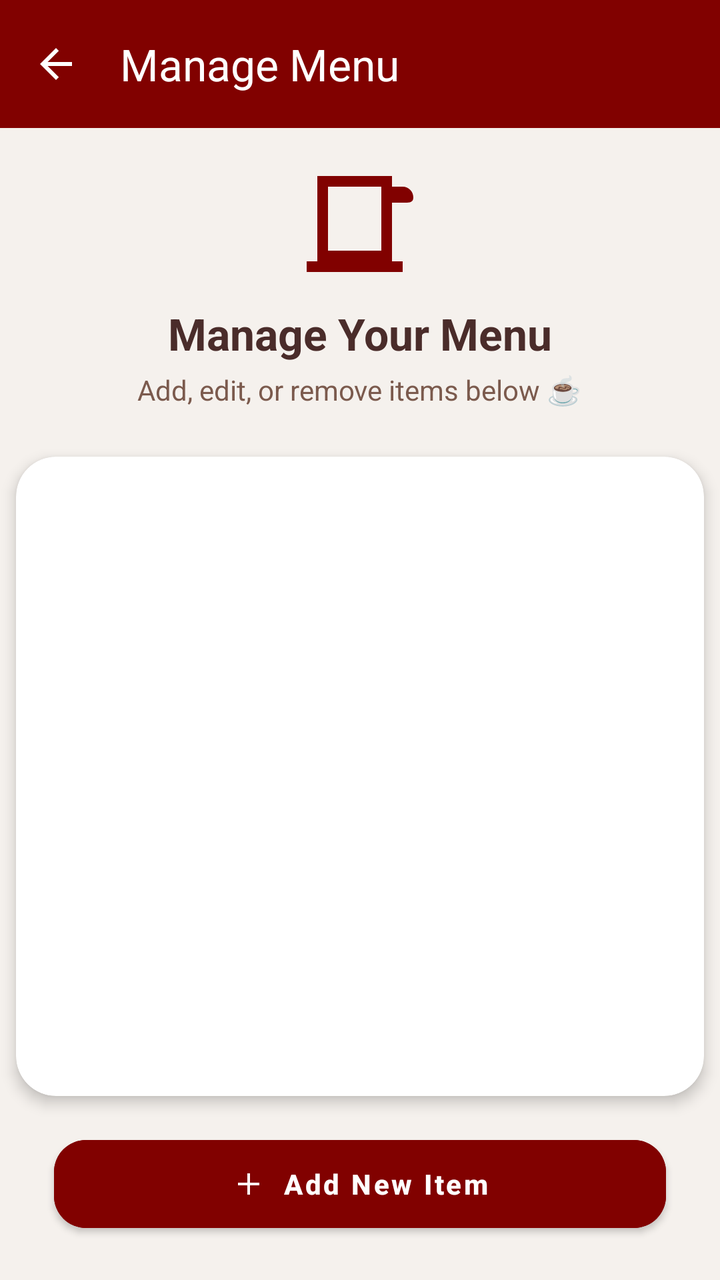
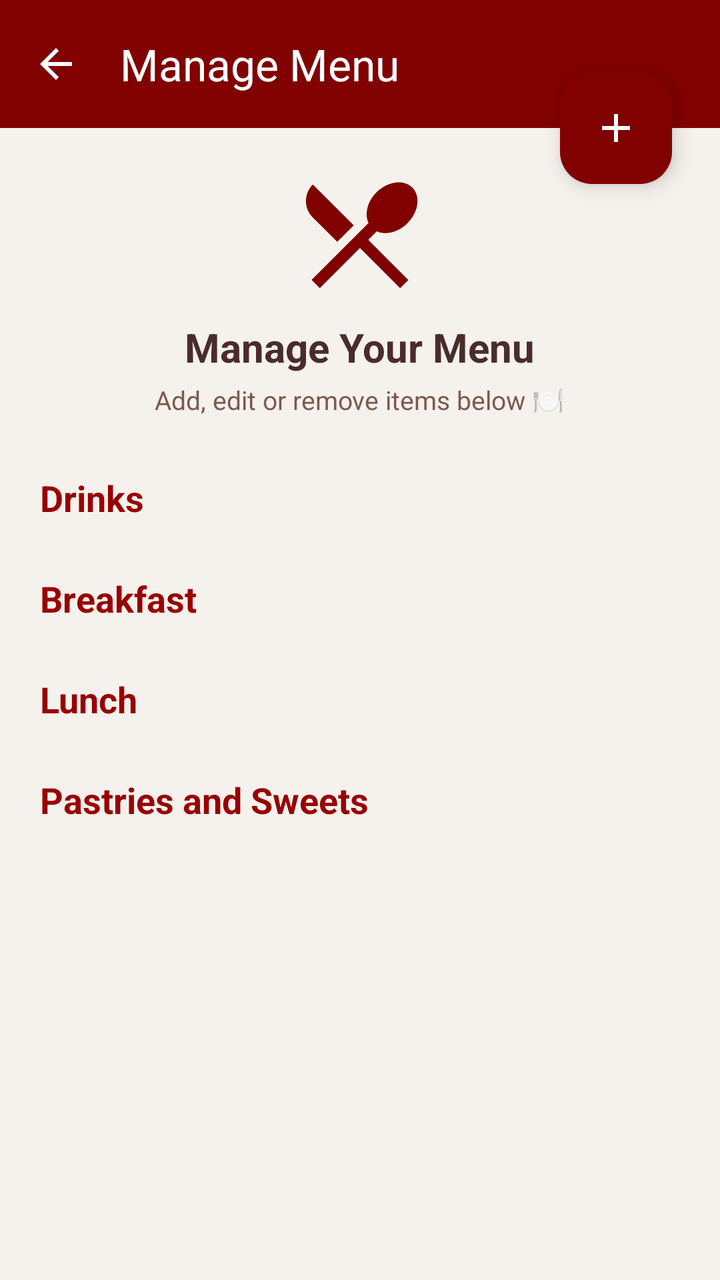

Compare the two renders of this Android layout. The source of the first and the diff that turns it into the second are given below.
<!-- AndroidManifest.xml: application theme Theme.CafeShopAssignment -->
<!-- res/layout/activity_manage_menu.xml -->
<?xml version="1.0" encoding="utf-8"?>
<androidx.constraintlayout.widget.ConstraintLayout
    xmlns:android="http://schemas.android.com/apk/res/android"
    xmlns:app="http://schemas.android.com/apk/res-auto"
    xmlns:tools="http://schemas.android.com/tools"
    android:layout_width="match_parent"
    android:layout_height="match_parent"
    android:background="#F5F1ED"
    android:padding="0dp"
    tools:context=".ManageMenuActivity">


    <androidx.appcompat.widget.Toolbar
        android:id="@+id/adminToolbar"
        android:layout_width="0dp"
        android:layout_height="?attr/actionBarSize"
        android:background="#810100"
        app:title="Manage Menu"
        app:titleTextColor="@android:color/white"
        app:navigationIcon="@drawable/ic_arrow_back_white"
        app:layout_constraintTop_toTopOf="parent"
        app:layout_constraintStart_toStartOf="parent"
        app:layout_constraintEnd_toEndOf="parent" />


    <LinearLayout
        android:id="@+id/headerSection"
        android:layout_width="0dp"
        android:layout_height="wrap_content"
        android:orientation="vertical"
        android:gravity="center_horizontal"
        android:padding="16dp"
        app:layout_constraintTop_toBottomOf="@id/adminToolbar"
        app:layout_constraintStart_toStartOf="parent"
        app:layout_constraintEnd_toEndOf="parent">

        <ImageView
            android:layout_width="64dp"
            android:layout_height="64dp"
            android:src="@drawable/ic_coffee_cup"
            app:tint="#810100"
            android:layout_marginBottom="8dp"
            android:contentDescription="Coffee Cup" />

        <TextView
            android:id="@+id/manageMenuTitle"
            android:layout_width="wrap_content"
            android:layout_height="wrap_content"
            android:text="Manage Your Menu"
            android:textSize="22sp"
            android:textStyle="bold"
            android:textColor="#4A2C2A"
            android:layout_marginBottom="4dp" />

        <TextView
            android:layout_width="wrap_content"
            android:layout_height="wrap_content"
            android:text="Add, edit, or remove items below ☕"
            android:textColor="#7B5A4D"
            android:textSize="14sp" />
    </LinearLayout>


    <androidx.cardview.widget.CardView
        android:id="@+id/menuListContainer"
        android:layout_width="0dp"
        android:layout_height="0dp"
        app:cardCornerRadius="20dp"
        app:cardElevation="4dp"
        android:backgroundTint="#FFFFFF"
        app:layout_constraintTop_toBottomOf="@id/headerSection"
        app:layout_constraintBottom_toTopOf="@id/addItemButton"
        app:layout_constraintStart_toStartOf="parent"
        app:layout_constraintEnd_toEndOf="parent"
        android:layout_marginHorizontal="8dp"
        android:layout_marginTop="8dp"
        android:layout_marginBottom="16dp">

        <androidx.recyclerview.widget.RecyclerView
            android:id="@+id/menuRecyclerView"
            android:layout_width="match_parent"
            android:layout_height="match_parent"
            android:padding="12dp"
            android:clipToPadding="false" />
    </androidx.cardview.widget.CardView>


    <com.google.android.material.button.MaterialButton
        android:id="@+id/addItemButton"
        style="@style/Widget.MaterialComponents.Button"
        android:layout_width="0dp"
        android:layout_height="56dp"
        android:text="Add New Item"
        android:textAllCaps="false"
        android:textStyle="bold"
        android:textColor="@android:color/white"
        android:backgroundTint="#810100"
        app:cornerRadius="16dp"
        app:icon="@drawable/ic_add"
        app:iconGravity="textStart"
        app:iconPadding="8dp"
        app:layout_constraintBottom_toBottomOf="parent"
        app:layout_constraintStart_toStartOf="parent"
        app:layout_constraintEnd_toEndOf="parent"
        app:layout_constraintWidth_percent="0.85"
        android:layout_marginBottom="20dp" />

</androidx.constraintlayout.widget.ConstraintLayout>
<!-- resources referenced by this layout -->
<resources>
  <!-- drawable ic_add (drawable) -->
  <vector xmlns:android="http://schemas.android.com/apk/res/android"
      android:width="24dp"
      android:height="24dp"
      android:viewportWidth="24"
      android:viewportHeight="24">
      <path
          android:fillColor="#FFFFFF"
          android:pathData="M19,13h-6v6h-2v-6H5v-2h6V5h2v6h6v2z"/>
  </vector>
  <!-- drawable ic_arrow_back_white (drawable) -->
  <vector xmlns:android="http://schemas.android.com/apk/res/android"
      android:width="24dp"
      android:height="24dp"
      android:viewportWidth="24"
      android:viewportHeight="24">
      <path
          android:fillColor="@android:color/white"
          android:pathData="M20,11H7.83l5.59,-5.59L12,4l-8,8 8,8 1.41,-1.41L7.83,13H20v-2z"/>
  </vector>
  <!-- drawable ic_coffee_cup (drawable) -->
  <?xml version="1.0" encoding="utf-8"?>
  <vector xmlns:android="http://schemas.android.com/apk/res/android"
      android:width="24dp"
      android:height="24dp"
      android:viewportWidth="24"
      android:viewportHeight="24">
      <path
          android:fillColor="#8B4513"
          android:pathData="M2,21h18v-2H2V21zM20,8h-2V5h2c1.1,0 2,0.9 2,2S21.1,8 20,8zM18,5V3H4v16h14V5zM16,17H6V5h10V17z"/>
  </vector>
  <style name="Theme.CafeShopAssignment" parent="Base.Theme.CafeShopAssignment" />
  <style name="Base.Theme.CafeShopAssignment" parent="Theme.Material3.DayNight.NoActionBar">
          
          
      </style>
</resources>

<!-- the commit's change to res/layout/activity_manage_menu.xml (unified diff, before → after) -->
@@ -1,108 +1,149 @@
 <?xml version="1.0" encoding="utf-8"?>
-<androidx.constraintlayout.widget.ConstraintLayout
-    xmlns:android="http://schemas.android.com/apk/res/android"
+<androidx.coordinatorlayout.widget.CoordinatorLayout xmlns:android="http://schemas.android.com/apk/res/android"
     xmlns:app="http://schemas.android.com/apk/res-auto"
-    xmlns:tools="http://schemas.android.com/tools"
     android:layout_width="match_parent"
     android:layout_height="match_parent"
-    android:background="#F5F1ED"
-    android:padding="0dp"
-    tools:context=".ManageMenuActivity">
+    android:background="#F5F1ED">
+
+    <ScrollView
+        android:layout_width="match_parent"
+        android:layout_height="match_parent"
+        android:fillViewport="true">
+
+        <LinearLayout
+            android:orientation="vertical"
+            android:layout_width="match_parent"
+            android:layout_height="wrap_content">
 
 
-    <androidx.appcompat.widget.Toolbar
-        android:id="@+id/adminToolbar"
-        android:layout_width="0dp"
-        android:layout_height="?attr/actionBarSize"
-        android:background="#810100"
-        app:title="Manage Menu"
-        app:titleTextColor="@android:color/white"
-        app:navigationIcon="@drawable/ic_arrow_back_white"
-        app:layout_constraintTop_toTopOf="parent"
-        app:layout_constraintStart_toStartOf="parent"
-        app:layout_constraintEnd_toEndOf="parent" />
+            <androidx.appcompat.widget.Toolbar
+                android:id="@+id/adminToolbar"
+                android:layout_width="match_parent"
+                android:layout_height="?attr/actionBarSize"
+                android:background="#810100"
+                app:title="Manage Menu"
+                app:titleTextColor="@android:color/white"
+                app:navigationIcon="@drawable/ic_arrow_back_white"/>
 
 
-    <LinearLayout
-        android:id="@+id/headerSection"
-        android:layout_width="0dp"
-        android:layout_height="wrap_content"
-        android:orientation="vertical"
-        android:gravity="center_horizontal"
-        android:padding="16dp"
-        app:layout_constraintTop_toBottomOf="@id/adminToolbar"
-        app:layout_constraintStart_toStartOf="parent"
-        app:layout_constraintEnd_toEndOf="parent">
+            <LinearLayout
+                android:orientation="vertical"
+                android:gravity="center"
+                android:layout_width="match_parent"
+                android:layout_height="wrap_content"
+                android:padding="18dp">
 
-        <ImageView
-            android:layout_width="64dp"
-            android:layout_height="64dp"
-            android:src="@drawable/ic_coffee_cup"
-            app:tint="#810100"
-            android:layout_marginBottom="8dp"
-            android:contentDescription="Coffee Cup" />
+                <ImageView
+                    android:layout_width="70dp"
+                    android:layout_height="70dp"
+                    android:src="@drawable/baseline_restaurant_menu_24"
+                    app:tint="#810100"
+                    android:layout_marginBottom="8dp"/>
 
-        <TextView
-            android:id="@+id/manageMenuTitle"
-            android:layout_width="wrap_content"
-            android:layout_height="wrap_content"
-            android:text="Manage Your Menu"
-            android:textSize="22sp"
-            android:textStyle="bold"
-            android:textColor="#4A2C2A"
-            android:layout_marginBottom="4dp" />
+                <TextView
+                    android:layout_width="wrap_content"
+                    android:layout_height="wrap_content"
+                    android:text="Manage Your Menu"
+                    android:textSize="20sp"
+                    android:textStyle="bold"
+                    android:textColor="#4A2C2A"/>
 
-        <TextView
-            android:layout_width="wrap_content"
-            android:layout_height="wrap_content"
-            android:text="Add, edit, or remove items below ☕"
-            android:textColor="#7B5A4D"
-            android:textSize="14sp" />
-    </LinearLayout>
+                <TextView
+                    android:layout_width="wrap_content"
+                    android:layout_height="wrap_content"
+                    android:text="Add, edit or remove items below 🍽️"
+                    android:textColor="#7B5A4D"
+                    android:textSize="13sp"
+                    android:layout_marginTop="4dp"/>
+
+            </LinearLayout>
 
 
-    <androidx.cardview.widget.CardView
-        android:id="@+id/menuListContainer"
-        android:layout_width="0dp"
-        android:layout_height="0dp"
-        app:cardCornerRadius="20dp"
-        app:cardElevation="4dp"
-        android:backgroundTint="#FFFFFF"
-        app:layout_constraintTop_toBottomOf="@id/headerSection"
-        app:layout_constraintBottom_toTopOf="@id/addItemButton"
-        app:layout_constraintStart_toStartOf="parent"
-        app:layout_constraintEnd_toEndOf="parent"
-        android:layout_marginHorizontal="8dp"
-        android:layout_marginTop="8dp"
-        android:layout_marginBottom="16dp">
+            <TextView
+                android:layout_width="wrap_content"
+                android:layout_height="wrap_content"
+                android:text="Drinks"
+                android:textSize="18sp"
+                android:textColor="#990000"
+                android:textStyle="bold"
+                android:paddingLeft="20dp"
+                android:paddingTop="10dp"/>
 
-        <androidx.recyclerview.widget.RecyclerView
-            android:id="@+id/menuRecyclerView"
-            android:layout_width="match_parent"
-            android:layout_height="match_parent"
-            android:padding="12dp"
-            android:clipToPadding="false" />
-    </androidx.cardview.widget.CardView>
+            <androidx.recyclerview.widget.RecyclerView
+                android:id="@+id/recyclerDrinks"
+                android:layout_width="match_parent"
+                android:layout_height="wrap_content"
+                android:nestedScrollingEnabled="false"
+                android:padding="8dp"/>
 
 
-    <com.google.android.material.button.MaterialButton
-        android:id="@+id/addItemButton"
-        style="@style/Widget.MaterialComponents.Button"
-        android:layout_width="0dp"
-        android:layout_height="56dp"
-        android:text="Add New Item"
-        android:textAllCaps="false"
-        android:textStyle="bold"
-        android:textColor="@android:color/white"
-        android:backgroundTint="#810100"
-        app:cornerRadius="16dp"
-        app:icon="@drawable/ic_add"
-        app:iconGravity="textStart"
-        app:iconPadding="8dp"
-        app:layout_constraintBottom_toBottomOf="parent"
-        app:layout_constraintStart_toStartOf="parent"
-        app:layout_constraintEnd_toEndOf="parent"
-        app:layout_constraintWidth_percent="0.85"
-        android:layout_marginBottom="20dp" />
+            <TextView
+                android:layout_width="wrap_content"
+                android:layout_height="wrap_content"
+                android:text="Breakfast"
+                android:textSize="18sp"
+                android:textColor="#990000"
+                android:textStyle="bold"
+                android:paddingLeft="20dp"
+                android:paddingTop="10dp"/>
 
-</androidx.constraintlayout.widget.ConstraintLayout>
+            <androidx.recyclerview.widget.RecyclerView
+                android:id="@+id/recyclerBreakfast"
+                android:layout_width="match_parent"
+                android:layout_height="wrap_content"
+                android:nestedScrollingEnabled="false"
+                android:padding="8dp"/>
+
+
+            <TextView
+                android:layout_width="wrap_content"
+                android:layout_height="wrap_content"
+                android:text="Lunch"
+                android:textSize="18sp"
+                android:textColor="#990000"
+                android:textStyle="bold"
+                android:paddingLeft="20dp"
+                android:paddingTop="10dp"/>
+
+            <androidx.recyclerview.widget.RecyclerView
+                android:id="@+id/recyclerLunch"
+                android:layout_width="match_parent"
+                android:layout_height="wrap_content"
+                android:nestedScrollingEnabled="false"
+                android:padding="8dp"/>
+
+
+            <TextView
+                android:layout_width="wrap_content"
+                android:layout_height="wrap_content"
+                android:text="Pastries and Sweets"
+                android:textSize="18sp"
+                android:textColor="#990000"
+                android:textStyle="bold"
+                android:paddingLeft="20dp"
+                android:paddingTop="10dp"/>
+
+            <androidx.recyclerview.widget.RecyclerView
+                android:id="@+id/recyclerPastries"
+                android:layout_width="match_parent"
+                android:layout_height="wrap_content"
+                android:nestedScrollingEnabled="false"
+                android:padding="8dp"/>
+
+        </LinearLayout>
+
+    </ScrollView>
+
+
+    <com.google.android.material.floatingactionbutton.FloatingActionButton
+        android:id="@+id/addItemFAB"
+        android:layout_width="wrap_content"
+        android:layout_height="wrap_content"
+        android:src="@drawable/ic_add"
+        app:tint="@android:color/white"
+        app:backgroundTint="#810100"
+        app:layout_anchorGravity="bottom|end"
+        android:layout_margin="24dp"
+        app:layout_anchor="@id/adminToolbar"/>
+
+</androidx.coordinatorlayout.widget.CoordinatorLayout>
<!-- resource entries referenced after the edit -->
@@ -1,5 +1,11 @@
 <!-- resources referenced by this layout -->
 <resources>
+  <!-- drawable baseline_restaurant_menu_24 (drawable) -->
+  <vector xmlns:android="http://schemas.android.com/apk/res/android" android:height="24dp" android:tint="#000000" android:viewportHeight="24" android:viewportWidth="24" android:width="24dp">
+        
+      <path android:fillColor="@android:color/white" android:pathData="M8.1,13.34l2.83,-2.83L3.91,3.5c-1.56,1.56 -1.56,4.09 0,5.66l4.19,4.18zM14.88,11.53c1.53,0.71 3.68,0.21 5.27,-1.38 1.91,-1.91 2.28,-4.65 0.81,-6.12 -1.46,-1.46 -4.2,-1.1 -6.12,0.81 -1.59,1.59 -2.09,3.74 -1.38,5.27L3.7,19.87l1.41,1.41L12,14.41l6.88,6.88 1.41,-1.41L13.41,13l1.47,-1.47z"/>
+      
+  </vector>
   <!-- drawable ic_add (drawable) -->
   <vector xmlns:android="http://schemas.android.com/apk/res/android"
       android:width="24dp"
@@ -20,17 +26,6 @@
           android:fillColor="@android:color/white"
           android:pathData="M20,11H7.83l5.59,-5.59L12,4l-8,8 8,8 1.41,-1.41L7.83,13H20v-2z"/>
   </vector>
-  <!-- drawable ic_coffee_cup (drawable) -->
-  <?xml version="1.0" encoding="utf-8"?>
-  <vector xmlns:android="http://schemas.android.com/apk/res/android"
-      android:width="24dp"
-      android:height="24dp"
-      android:viewportWidth="24"
-      android:viewportHeight="24">
-      <path
-          android:fillColor="#8B4513"
-          android:pathData="M2,21h18v-2H2V21zM20,8h-2V5h2c1.1,0 2,0.9 2,2S21.1,8 20,8zM18,5V3H4v16h14V5zM16,17H6V5h10V17z"/>
-  </vector>
   <style name="Theme.CafeShopAssignment" parent="Base.Theme.CafeShopAssignment" />
   <style name="Base.Theme.CafeShopAssignment" parent="Theme.Material3.DayNight.NoActionBar">
           
